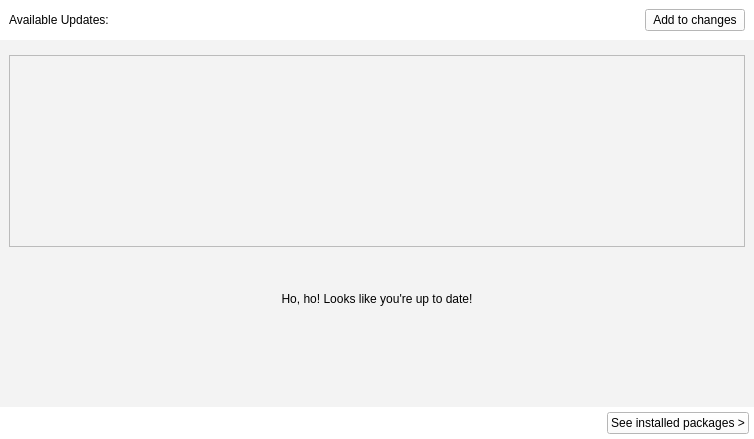
N1coc4colA/NeoStore, file downloadpage.ui: the form before one commit.
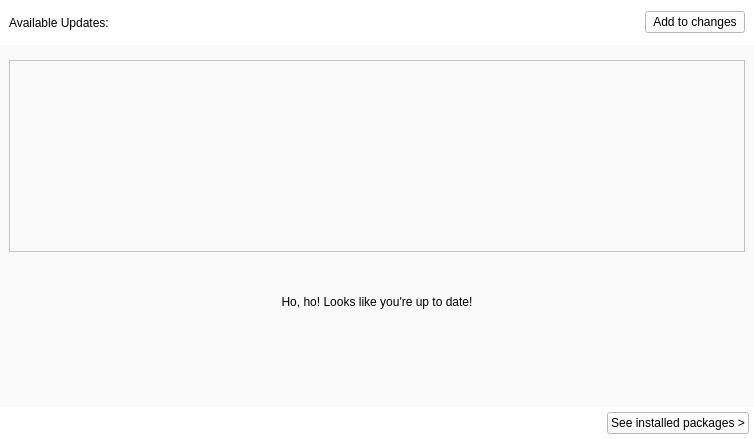
The form after the commit.

```diff
--- a/downloadpage.ui
+++ b/downloadpage.ui
@@ -66,7 +66,7 @@
       <item>
        <widget class="QWidget" name="widget" native="true">
         <property name="styleSheet">
-         <string notr="true">background: #f3f3f3;</string>
+         <string notr="true">background:#fafafa;</string>
         </property>
         <layout class="QVBoxLayout" name="verticalLayout_3">
          <property name="leftMargin">
@@ -83,6 +83,18 @@
          </property>
          <item>
           <widget class="QWidget" name="TITLE" native="true">
+           <property name="minimumSize">
+            <size>
+             <width>0</width>
+             <height>45</height>
+            </size>
+           </property>
+           <property name="maximumSize">
+            <size>
+             <width>16777215</width>
+             <height>45</height>
+            </size>
+           </property>
            <property name="styleSheet">
             <string notr="true">background: #fff;</string>
            </property>
```
